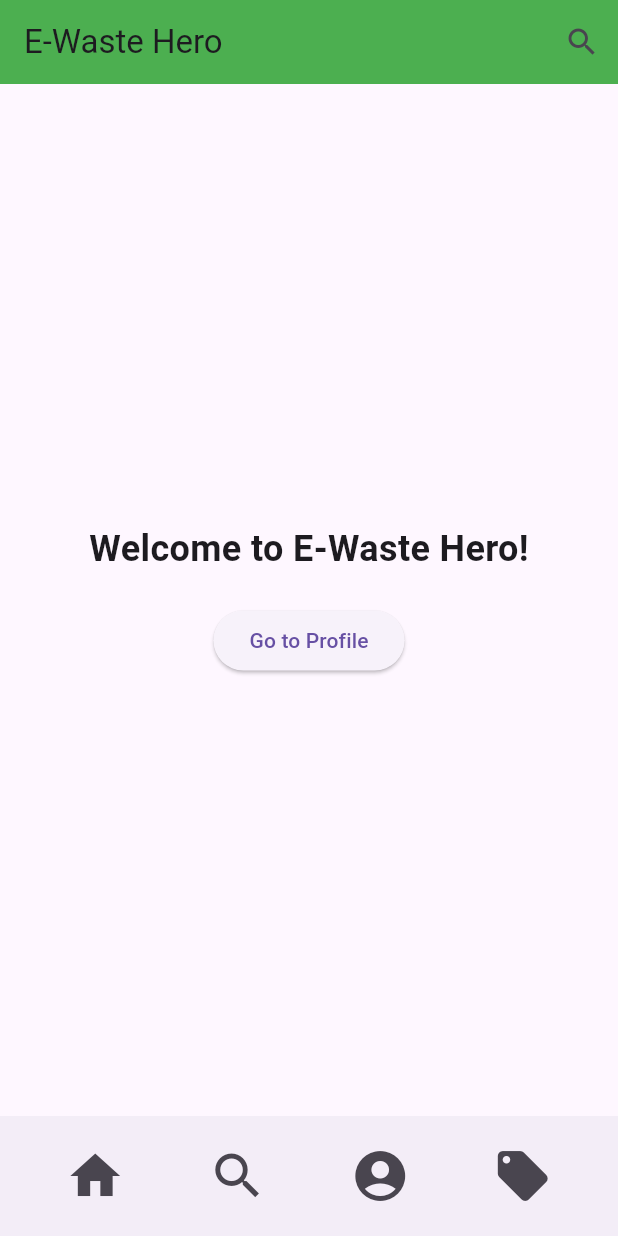
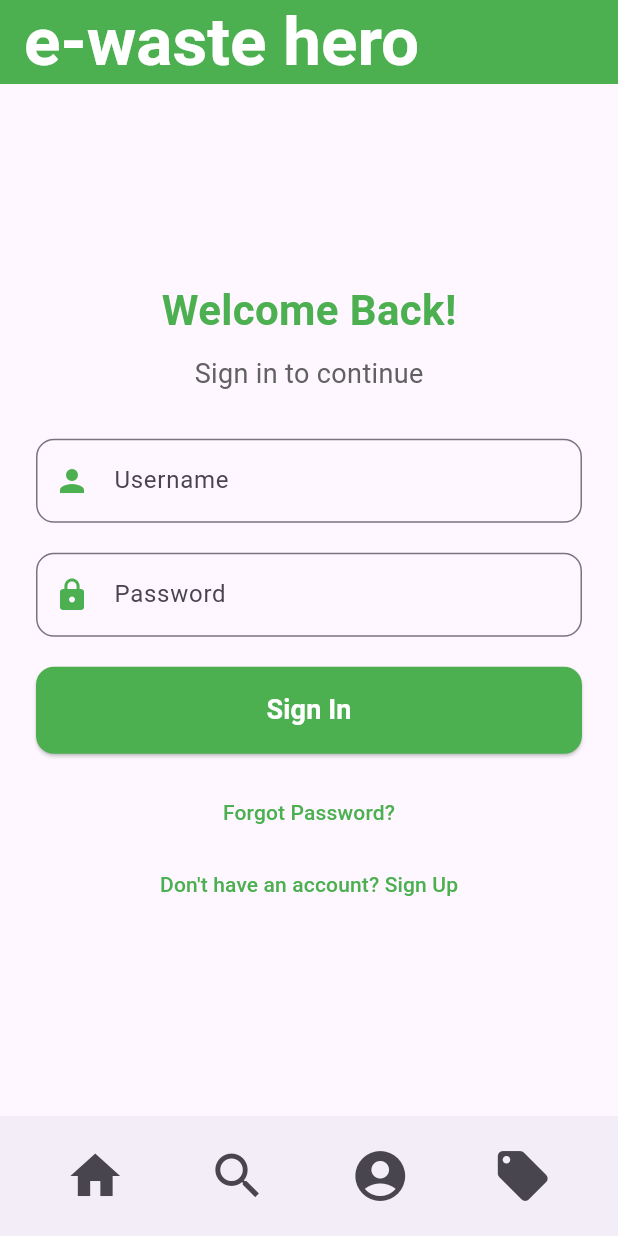
Before and after one commit to ivannimets/e-waste-hero, a Flutter app: the screen it shows after launch, on a phone screen of 412 x 824 dp. Run offline on Flutter 3.47's test engine with Material 3 defaults, Android fonts, the phone set to English and light mode, and no system bars.

Commit message:
Login page (#1)
* Center home screen

* HomeScreen created + modeled

* Sign in screen

---------

Co-authored-by: EthsMC <ethankeating1313@gmail.com>

```diff
--- a/ewastehero/lib/main.dart
+++ b/ewastehero/lib/main.dart
@@ -1,77 +1,22 @@
-import 'package:ewastehero/screens/base_screen.dart';
-import 'package:flutter/material.dart';// Import the ProfileScreen
+import 'package:flutter/material.dart';
+import 'screens/home_screen.dart';
+import 'screens/login_screen.dart'; // Import your HomeScreen
 
 void main() {
-  runApp(EWasteHeroApp());
+  runApp(EWasteHeroApp()); // Run the app
 }
 
 class EWasteHeroApp extends StatelessWidget {
   @override
   Widget build(BuildContext context) {
     return MaterialApp(
-      title: 'E-Waste Hero',
+      title: 'E-Waste Hero', // Title of the app
       theme: ThemeData(
-        primarySwatch: Colors.green, // App's main color
+        primarySwatch: Colors.green, // Main color of the app
+        fontFamily: 'Roboto', // Default font family for the app
         visualDensity: VisualDensity.adaptivePlatformDensity,
       ),
-      home: HomeScreen(), // Set HomeScreen as the first screen
+      home: SignInScreen(),
     );
   }
 }
-
-class HomeScreen extends StatelessWidget {
-  @override
-  Widget build(BuildContext context) {
-    return BaseScreen(
-      body: Center(
-        child: Column(
-          mainAxisAlignment: MainAxisAlignment.center,
-          children: [
-            Text(
-              'Welcome to E-Waste Hero!',
-              style: TextStyle(fontSize: 24, fontWeight: FontWeight.bold),
-            ),
-            SizedBox(height: 20),
-            ElevatedButton(
-              onPressed: () {
-                // Navigate to ProfileScreen or any other screen
-                Navigator.push(
-                  context,
-                  MaterialPageRoute(builder: (context) => ProfileScreen()),
-                );
-              },
-              child: Text('Go to Profile'),
-            ),
-          ],
-        ),
-      ),
-    );
-  }
-}
-
-class ProfileScreen extends StatelessWidget {
-  @override
-  Widget build(BuildContext context) {
-    return BaseScreen(
-      body: Center(
-        child: Column(
-          mainAxisAlignment: MainAxisAlignment.center,
-          children: [
-            Text(
-              'Your Profile',
-              style: TextStyle(fontSize: 24, fontWeight: FontWeight.bold),
-            ),
-            SizedBox(height: 20),
-            ElevatedButton(
-              onPressed: () {
-                // Navigate back to HomeScreen
-                Navigator.pop(context);
-              },
-              child: Text('Back to Home'),
-            ),
-          ],
-        ),
-      ),
-    );
-  }
-}
--- a/ewastehero/lib/screens/base_screen.dart
+++ b/ewastehero/lib/screens/base_screen.dart
@@ -3,26 +3,28 @@ import 'package:flutter/material.dart';
 class BaseScreen extends StatelessWidget {
   final Widget body;
 
+  // Constructor accepts the body widget to customize content
   BaseScreen({required this.body});
 
   @override
   Widget build(BuildContext context) {
     return Scaffold(
       appBar: AppBar(
-        title: Text('E-Waste Hero'),
-        backgroundColor: Colors.green,
-        actions: [
-          IconButton(
-            icon: Icon(Icons.search),
-            onPressed: () {
-            },
+        title: Text(
+          'e-waste hero', // The app title
+          style: TextStyle(
+            fontSize: 45,
+            fontFamily: 'Roboto',
+            fontWeight: FontWeight.bold, // Makes the text bold
+            color: Colors.white, // Sets text color to white
           ),
-        ],
+        ),
+        backgroundColor: Colors.green, // The background color of the AppBarCenters the title in the AppBar
       ),
       body: SafeArea(
         child: Column(
           children: [
-            Expanded(child: body),
+            Expanded(child: body), // Accepts the dynamic body for each screen
           ],
         ),
       ),
@@ -32,26 +34,30 @@ class BaseScreen extends StatelessWidget {
           children: [
             IconButton(
               icon: Icon(Icons.home),
-              iconSize: 40.0,
+              iconSize: 40,
               onPressed: () {
+                // Navigate to home screen
               },
             ),
             IconButton(
               icon: Icon(Icons.search),
-              iconSize: 40.0,
+              iconSize: 40,
               onPressed: () {
+                // Navigate to search screen
               },
             ),
             IconButton(
               icon: Icon(Icons.account_circle),
-              iconSize: 40.0,
+              iconSize: 40,
               onPressed: () {
+                // Navigate to profile screen
               },
             ),
             IconButton(
               icon: Icon(Icons.local_offer),
-              iconSize: 40.0,
+              iconSize: 40,
               onPressed: () {
+                // Navigate to rewards screen
               },
             ),
           ],
--- /dev/null
+++ b/ewastehero/lib/screens/login_screen.dart
@@ -0,0 +1,134 @@
+import 'package:ewastehero/screens/base_screen.dart';
+import 'package:ewastehero/screens/home_screen.dart';
+import 'package:flutter/material.dart';
+
+class SignInScreen extends StatefulWidget {
+  @override
+  _SignInScreenState createState() => _SignInScreenState();
+}
+
+class _SignInScreenState extends State<SignInScreen> {
+  final TextEditingController _usernameController = TextEditingController();
+  final TextEditingController _passwordController = TextEditingController();
+
+  // Hardcoded credentials for validation
+  final String username = "admin";
+  final String password = "password";
+
+  void _signIn() {
+    if (_usernameController.text == username &&
+        _passwordController.text == password) {
+      // Navigate to HomeScreen if credentials are correct
+      Navigator.pushReplacement(
+        context,
+        MaterialPageRoute(builder: (context) => HomeScreen()),
+      );
+    } else {
+      // Show error if credentials are incorrect
+      ScaffoldMessenger.of(context).showSnackBar(
+        SnackBar(
+          content: Text('Invalid username or password'),
+          backgroundColor: Colors.red,
+        ),
+      );
+    }
+  }
+
+  @override
+  Widget build(BuildContext context) {
+    return BaseScreen(
+      body: Padding(
+        padding: const EdgeInsets.all(24.0),
+        child: Column(
+          mainAxisAlignment: MainAxisAlignment.center,
+          crossAxisAlignment: CrossAxisAlignment.center,
+          children: [
+            // Welcome Text
+            Text(
+              'Welcome Back!',
+              style: TextStyle(
+                fontSize: 28,
+                fontWeight: FontWeight.bold,
+                color: Colors.green,
+              ),
+            ),
+            SizedBox(height: 10),
+            Text(
+              'Sign in to continue',
+              style: TextStyle(fontSize: 18, color: Colors.grey[700]),
+            ),
+            SizedBox(height: 30),
+
+            // Username Input Field
+            TextField(
+              controller: _usernameController,
+              decoration: InputDecoration(
+                labelText: 'Username',
+                prefixIcon: Icon(Icons.person, color: Colors.green),
+                border: OutlineInputBorder(
+                  borderRadius: BorderRadius.circular(12),
+                ),
+              ),
+            ),
+            SizedBox(height: 20),
+
+            // Password Input Field
+            TextField(
+              controller: _passwordController,
+              obscureText: true, // Hide password
+              decoration: InputDecoration(
+                labelText: 'Password',
+                prefixIcon: Icon(Icons.lock, color: Colors.green),
+                border: OutlineInputBorder(
+                  borderRadius: BorderRadius.circular(12),
+                ),
+              ),
+            ),
+            SizedBox(height: 20),
+
+            // Sign In Button
+            SizedBox(
+              width: double.infinity,
+              child: ElevatedButton(
+                onPressed: _signIn,
+                style: ElevatedButton.styleFrom(
+                  backgroundColor: Colors.green, // Button color
+                  foregroundColor: Colors.white, // Text color
+                  padding: EdgeInsets.symmetric(vertical: 16),
+                  shape: RoundedRectangleBorder(
+                    borderRadius: BorderRadius.circular(12),
+                  ),
+                ),
+                child: Text(
+                  'Sign In',
+                  style: TextStyle(fontSize: 18, fontWeight: FontWeight.bold),
+                ),
+              ),
+            ),
+            SizedBox(height: 15),
+
+            // Forgot Password & Sign Up Links
+            TextButton(
+              onPressed: () {
+                // TODO: Navigate to Forgot Password screen
+              },
+              child: Text(
+                'Forgot Password?',
+                style: TextStyle(color: Colors.green),
+              ),
+            ),
+            TextButton(
+              onPressed: () {
+                // TODO: Navigate to Sign Up screen
+              },
+              child: Text(
+                "Don't have an account? Sign Up",
+                style: TextStyle(color: Colors.green),
+              ),
+            ),
+          ],
+        ),
+      ),
+    );
+  }
+}
```
Also changed, not shown: ewastehero/lib/screens/home_screen.dart (added, +245 -0 lines).
